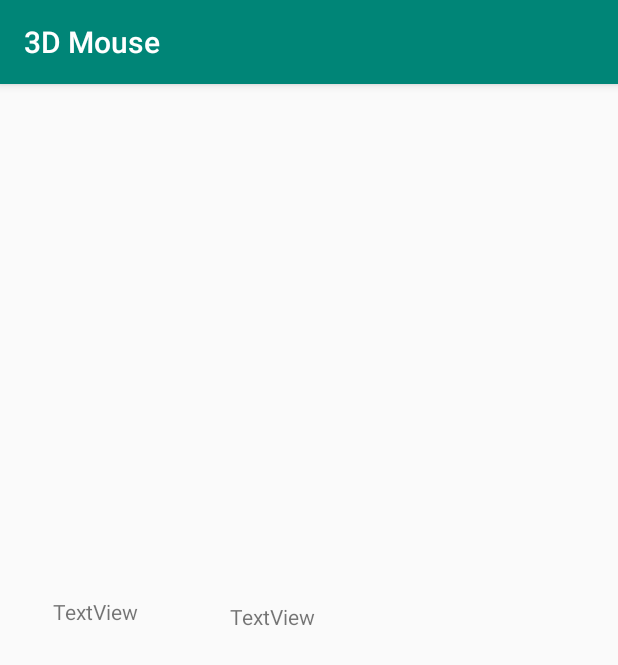
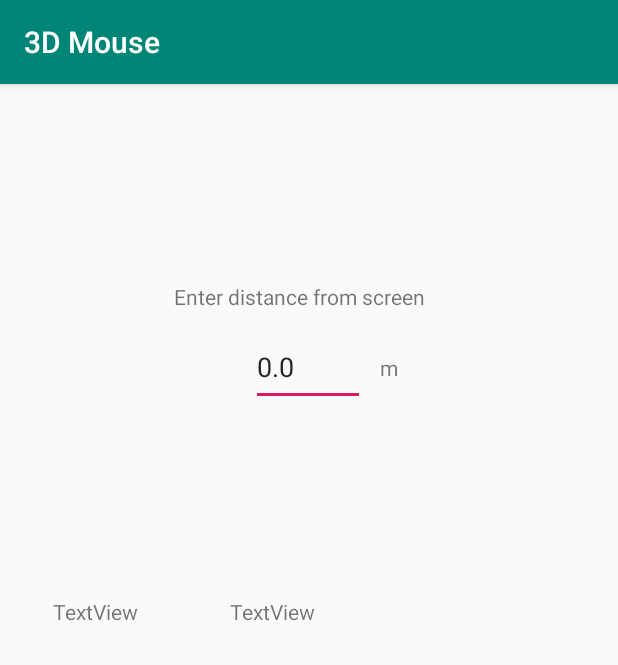
Before and after one commit to Klaudia-777/3D_Mouse, an Android app: the MyCommunicationsActivity screen opened directly, with no data from a screen before it, on a phone screen of 412 x 824 dp. Shown: the top 665 px of the screen. Run offline under Robolectric (Android 15) with nearby library versions, the phone set to English and light mode, and no system bars; 3 statements that could not run were skipped.

Commit message:
filtering values, input for distance added

```diff
--- a/app/src/main/java/com/example/a3dmouse/MyCommunicationsActivity.java
+++ b/app/src/main/java/com/example/a3dmouse/MyCommunicationsActivity.java
@@ -1,13 +1,15 @@
 package com.example.a3dmouse;
 
+import android.annotation.SuppressLint;
 import android.hardware.Sensor;
 import android.hardware.SensorEvent;
 import android.hardware.SensorEventListener;
 import android.hardware.SensorManager;
 import android.os.Bundle;
+import android.widget.EditText;
 import android.widget.TextView;
 
-import java.util.Random;
+import static java.lang.Math.round;
 
 /*
 MyCommunicationsActivity implements the actual actions performed
@@ -17,41 +19,60 @@ public class MyCommunicationsActivity extends CommunicationsActivity implements
 
     private TextView xCoordinateTextView;
     private TextView yCoordinateTextView;
-    private Sensor mRotationVectorSensor;
+
+    private TextView inputDistanceLabel;
+    private TextView meterLabel;
+    private EditText distancePlainText;
+
+    private Sensor accelerometer;
+    private Sensor magneticField;
+
     private SensorManager mSensorManager;
 
-    private final float[] mRotationMatrix = new float[16];
-    private double x = 1;
-    private double y = 1;
-    private double z = 1;
+    private double angleAzimuthRemembered = 1;
+    private double angleAzimuth = 1;
+    private double anglePitchRemembered = 1;
+    private double anglePitch = 1;
 
+    private float[] accelerometerReading = new float[3];
+    private float[] magnetometerReading = new float[3];
+    private float[] rotationMatrix = new float[9];
+    private float[] orientationAngles = new float[3];
+
+    private String textCoordinatesToSend;
     private long lastTime = 0;
     //TODO distance in meters
-    private long distance = 1;
+    private double distance = 0.0;
+    static final float ALPHA_ACCELEROMETER = 0.03f;
+    static final float ALPHA_MAGNETIC_FIELD = 0.03f;
+
+    private Boolean distanceEnteredFlag = false;
 
     @Override
     protected void onCreate(Bundle savedInstanceState) {
         super.onCreate(savedInstanceState);
 
         setContentView(R.layout.activity_main);
+
+        inputDistanceLabel = findViewById(R.id.inputDistanceLabel);
+        meterLabel = findViewById(R.id.meterLabel);
+        distancePlainText = findViewById(R.id.distancePlainText);
+
         xCoordinateTextView = findViewById(R.id.xCoordinte);
         yCoordinateTextView = findViewById(R.id.yCoordinte);
         mSensorManager = (SensorManager) getSystemService(SENSOR_SERVICE);
-        //TODO: consider different sensor type
-        mRotationVectorSensor = mSensorManager.getDefaultSensor(
-                Sensor.TYPE_LINEAR_ACCELERATION);
 
-        mRotationMatrix[0] = 1;
-        mRotationMatrix[4] = 1;
-        mRotationMatrix[8] = 1;
-        mRotationMatrix[12] = 1;
+        mSensorManager = (SensorManager) getSystemService(SENSOR_SERVICE);
+        accelerometer = mSensorManager.getDefaultSensor(Sensor.TYPE_ACCELEROMETER);
+        magneticField = mSensorManager.getDefaultSensor(Sensor.TYPE_MAGNETIC_FIELD);
         start();
     }
 
     public void start() {
         // enable our sensor when the activity is resumed, ask for
         // 10 ms updates.
-        mSensorManager.registerListener(this, mRotationVectorSensor, 10000);
+        mSensorManager.registerListener(this, accelerometer, SensorManager.SENSOR_DELAY_GAME, SensorManager.SENSOR_DELAY_GAME);
+        mSensorManager.registerListener(this, magneticField, SensorManager.SENSOR_DELAY_GAME, SensorManager.SENSOR_DELAY_GAME);
 
     }
 
@@ -62,52 +83,100 @@ public class MyCommunicationsActivity extends CommunicationsActivity implements
 
     public void onSensorChanged(SensorEvent event) {
         long current = System.currentTimeMillis();
-        double diff = (current - lastTime) / 1000;
+        double diff = (current - lastTime);
 
-        if (diff > 0.5) {
+        if (diff > 0) {
             if (mBluetoothConnection.ismConnected()) {
 
-                /*SensorManager.getRotationMatrixFromVector(
-                        mRotationMatrix, event.values);
-                float[] quaternion = new float[4];
-                SensorManager.getQuaternionFromVector(quaternion, event.values);
-                double currentX = mRotationMatrix[0] * x + mRotationMatrix[1] * y;
-                double currentY = mRotationMatrix[4] * x + mRotationMatrix[5] * y;
-                double currentZ = mRotationMatrix[8] * x + mRotationMatrix[9] * y + mRotationMatrix[10] * z;
+                // filtrowanie nowo odczytanych wartości
+                // trzykrotne - może wystarczy raz z odpowiednimi współczynnikami ALPHA
+                if (event.sensor.getType() == Sensor.TYPE_ACCELEROMETER) {
+                    accelerometerReading = lowPass(lowPass(lowPass(event.values, accelerometerReading, ALPHA_ACCELEROMETER), accelerometerReading, ALPHA_ACCELEROMETER), accelerometerReading, ALPHA_ACCELEROMETER);
+                } else if (event.sensor.getType() == Sensor.TYPE_MAGNETIC_FIELD) {
+                    magnetometerReading = lowPass(lowPass(lowPass(event.values, magnetometerReading, ALPHA_MAGNETIC_FIELD), magnetometerReading, ALPHA_MAGNETIC_FIELD), magnetometerReading, ALPHA_MAGNETIC_FIELD);
+                }
 
-                double div = Math.sqrt(1 - quaternion[0] * quaternion[0]);
-                currentX = quaternion[1] / div;
-                currentY = quaternion[2] / div;
-                Math.toDegrees(Math.asin(div));
+                updateOrientationAngles();
+                double deltaAzimuth;
 
-                int distance = 3780; //1m w pikselach
-                PhoneDistanceDelta delta = new PhoneDistanceDelta(distance*currentX, distance*currentY);
+                // obsłuzenie przypadku, kiedy poruszajac
+                // telefonem w poziomie "przechodzimy" przez połnoc
+                if (Math.abs(angleAzimuth - angleAzimuthRemembered) > 180) {
+                    if (angleAzimuth > angleAzimuthRemembered) {
+                        deltaAzimuth = (countDeltaComponent(angleAzimuth) + countDeltaComponent(angleAzimuthRemembered)) * (-1);
+                    } else {
+                        deltaAzimuth = countDeltaComponent(angleAzimuth) + countDeltaComponent(angleAzimuthRemembered);
+                    }
+                } else {
+                    deltaAzimuth = angleAzimuth - angleAzimuthRemembered;
+                }
+                double deltaPitch = anglePitch - anglePitchRemembered;
+
+                if (Math.abs(deltaAzimuth) < 0.5) {
+                    deltaAzimuth = 0;
+                }
+                if (Math.abs(deltaPitch) < 0.5) {
+                    deltaPitch = 0;
+                }
+
+                PhoneDistanceDelta delta = new PhoneDistanceDelta(deltaAzimuth, deltaPitch);
                 onPhoneMovedGyroscope(delta);
-                x = currentX;
-                y = currentY;
-                z = currentZ;*/
 
-                //TODO
-                // plceholder - random cursor positions
-                // count deltas according to sensor changes and distance
-                // on the server side convert values from meters to pixels
+                lastTime = current;
+                angleAzimuthRemembered = angleAzimuth;
+                anglePitchRemembered = anglePitch;
 
-                int xCoordinate = Math.abs(new Random().nextInt() % 1500);
-                int yCoordinate = Math.abs(new Random().nextInt() % 1500);
-
-                PhoneDistanceDelta delta = new PhoneDistanceDelta(distance * xCoordinate, distance * yCoordinate);
-                onPhoneMovedGyroscope(delta);
-                lastTime = current;
-                sendViaBluetooth();
+                if (distanceEnteredFlag) {
+                    if (Math.abs(deltaAzimuth) > 0.5 || Math.abs(deltaPitch) > 0.5) {
+                        sendViaBluetooth();
+                    }
+                }
             }
         }
     }
 
+    // filtr dolnoprzepustowy
+    // http://blog.thomnichols.org/2011/08/smoothing-sensor-data-with-a-low-pass-filter
+    protected float[] lowPass(float[] input, float[] output, float ALPHA) {
+        if (output == null) return input;
+
+        for (int i = 0; i < input.length; i++) {
+            output[i] = output[i] + ALPHA * (input[i] - output[i]);
+        }
+        return output;
+    }
+
+    private void updateOrientationAngles() {
+        SensorManager.getRotationMatrix(rotationMatrix, null, accelerometerReading, magnetometerReading);
+        float[] orientation = SensorManager.getOrientation(rotationMatrix, orientationAngles);
+
+        double degreesAzimuth = (Math.toDegrees((double) orientation[0]) + 360.0) % 360.0;
+        angleAzimuth = round(degreesAzimuth * 100) / 100;
+
+        double degreesPitch = (Math.toDegrees((double) orientation[1]) + 360.0) % 360.0;
+        anglePitch = round(degreesPitch * 100) / 100;
+
+    }
+
+    private double countDeltaComponent(double angle) {
+        if (angle < 180) {
+            return angle;
+        } else {
+            return 360 - angle;
+        }
+    }
+
     private void sendViaBluetooth() {
+        if (mBluetoothConnection.ismConnected()) {
+            mBluetoothConnection.write(textCoordinatesToSend);
+        }
+    }
+
+    private String prepareData(double x, double y, String directionHorizontal, String directionVertical) {
+        double cursorHorizontal = Math.tan(Math.toRadians(x));
+        double cursorVertical = Math.tan(Math.toRadians(y));
         String separator = ";";
-        if (mBluetoothConnection.ismConnected()) {
-            mBluetoothConnection.write(xCoordinateTextView.getText() + separator + yCoordinateTextView.getText());
-        }
+        return cursorHorizontal + separator + directionHorizontal + separator + cursorVertical + separator + directionVertical + separator + distance;
     }
 
     protected void onPause() {
@@ -121,9 +190,38 @@ public class MyCommunicationsActivity extends CommunicationsActivity implements
     public void onAccuracyChanged(Sensor sensor, int accuracy) {
     }
 
+    @SuppressLint("SetTextI18n")
     public void onPhoneMovedGyroscope(PhoneDistanceDelta phoneDistanceDelta) {
-        xCoordinateTextView.setText(setPrecision(phoneDistanceDelta.getX()));
-        yCoordinateTextView.setText(setPrecision(phoneDistanceDelta.getY()));
+        double phonePositionDeltaX = phoneDistanceDelta.getX();
+        double phonePositionDeltaY = phoneDistanceDelta.getY();
+        String directionHorizontal;
+        String directionVertical;
+        String separator = ";";
+
+        if (phonePositionDeltaX < 0) {
+            directionHorizontal = "left";
+        } else {
+            directionHorizontal = "right";
+        }
+        if (phonePositionDeltaY < 0) {
+            directionVertical = "up";
+        } else {
+            directionVertical = "down";
+        }
+
+        double distanceEntered = Double.parseDouble(distancePlainText.getText().toString());
+        if (distanceEntered > 0) {
+            // to bedzie do usuniecia, wyswietlanie pomocnicze
+            xCoordinateTextView.setText(setPrecision(angleAzimuth) + separator + directionHorizontal);
+            yCoordinateTextView.setText(setPrecision(anglePitch) + separator + directionVertical);
+
+            distance = distanceEntered;
+            textCoordinatesToSend = prepareData(phonePositionDeltaX, phonePositionDeltaY, directionHorizontal, directionVertical);
+            distanceEnteredFlag = true;
+        } else {
+            distanceEnteredFlag = false;
+        }
+
     }
 
     private String setPrecision(double doubleValue) {
--- a/app/src/main/res/layout/activity_main.xml
+++ b/app/src/main/res/layout/activity_main.xml
@@ -57,9 +57,41 @@
         android:layout_width="wrap_content"
         android:layout_height="wrap_content"
         android:layout_marginStart="61dp"
-        android:layout_marginTop="345dp"
+        android:layout_marginTop="342dp"
         android:text="TextView"
         app:layout_constraintStart_toEndOf="@+id/xCoordinte"
         app:layout_constraintTop_toTopOf="parent" />
 
+    <TextView
+        android:id="@+id/inputDistanceLabel"
+        android:layout_width="wrap_content"
+        android:layout_height="wrap_content"
+        android:layout_marginStart="116dp"
+        android:layout_marginTop="132dp"
+        android:text="Enter distance from screen"
+        app:layout_constraintStart_toStartOf="parent"
+        app:layout_constraintTop_toTopOf="parent" />
+
+    <EditText
+        android:id="@+id/distancePlainText"
+        android:layout_width="76dp"
+        android:layout_height="52dp"
+        android:layout_marginStart="167dp"
+        android:layout_marginTop="11dp"
+        android:ems="10"
+        android:inputType="textPersonName"
+        android:text="0.0"
+        app:layout_constraintStart_toStartOf="parent"
+        app:layout_constraintTop_toBottomOf="@+id/inputDistanceLabel" />
+
+    <TextView
+        android:id="@+id/meterLabel"
+        android:layout_width="wrap_content"
+        android:layout_height="wrap_content"
+        android:layout_marginStart="10dp"
+        android:layout_marginTop="28dp"
+        android:text="m"
+        app:layout_constraintStart_toEndOf="@+id/distancePlainText"
+        app:layout_constraintTop_toBottomOf="@+id/inputDistanceLabel" />
+
 </androidx.constraintlayout.widget.ConstraintLayout>
```
